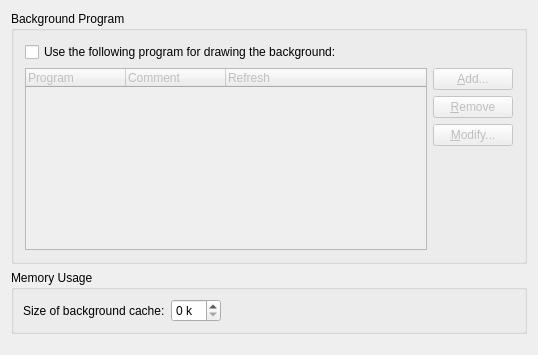
Qt form kcontrol/kdm/background/bgadvanced_ui.ui (mgottschlag/kwin-tiling) before a commit.
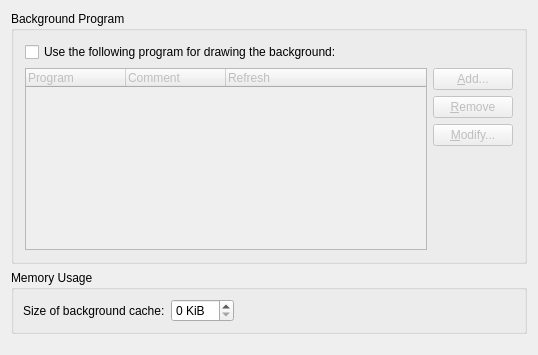
The same form after that commit. Custom widgets are drawn as their Qt base class.

What changed in the file:
```diff
--- a/kcontrol/kdm/background/bgadvanced_ui.ui
+++ b/kcontrol/kdm/background/bgadvanced_ui.ui
@@ -157,7 +157,7 @@
          <string>In this box you can enter how much memory KDE should use for caching the background(s). If you have different backgrounds for the different desktops caching can make switching desktops smoother at the expense of higher memory use.</string>
         </property>
         <property name="suffix" >
-         <string> k</string>
+         <string> KiB</string>
         </property>
        </widget>
       </item>
```
